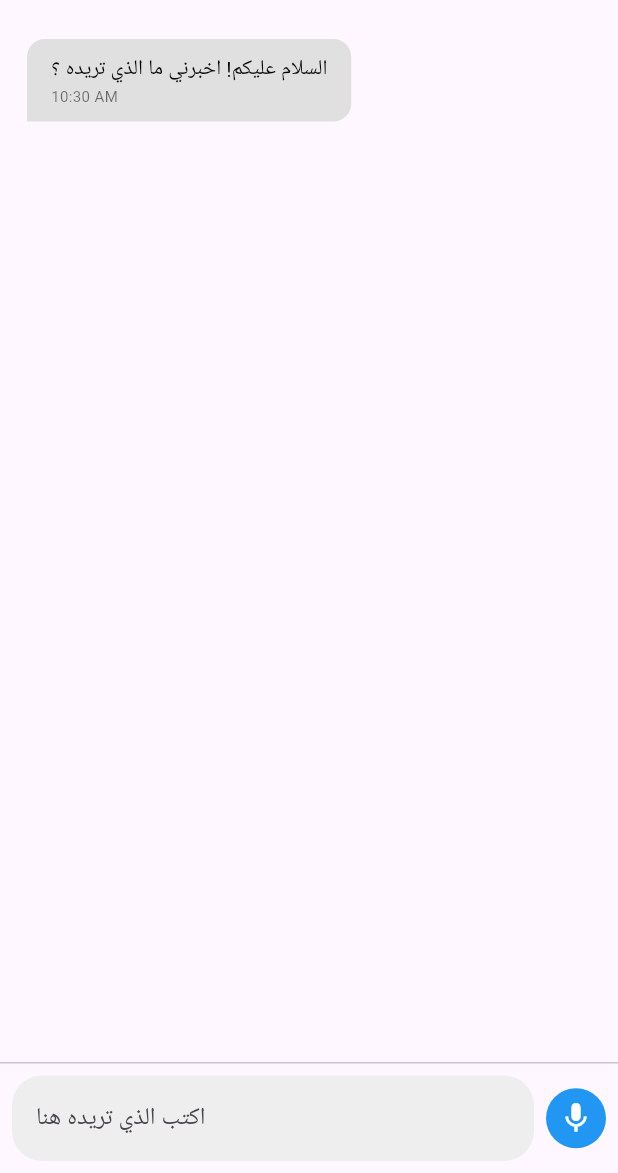
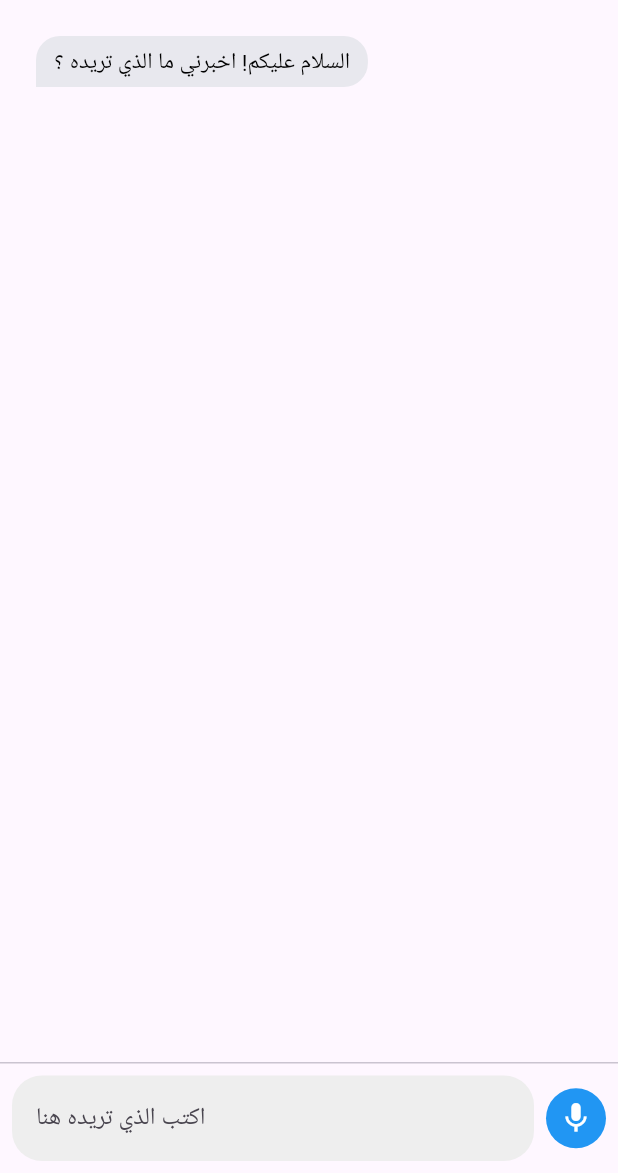
Before and after one commit to typ-AhmedSleem/chat_bot, a Flutter app: the screen it shows after launch, on a phone screen of 412 x 824 dp, the part 63-1236 px from its top. Run offline on Flutter 3.47's test engine with Material 3 defaults, Android fonts, the phone set to English and light mode, and no system bars; our stand-ins replace chat_bubbles, fluttertoast, plugin_platform_interface.

Commit message:
chat: used new chat bubble for displaying messages.

```diff
--- a/lib/chat/ui/chat_bubble.dart
+++ b/lib/chat/ui/chat_bubble.dart
@@ -1,67 +1,34 @@
+import 'package:chat_bubbles/chat_bubbles.dart';
 import 'package:flutter/material.dart';
 
 import '../models/message.dart';
 
 class ChatBubble extends StatelessWidget {
   late final Message msg;
+  late final bool _showTail;
 
-  ChatBubble({super.key, required String content, required bool isMe, required String timestamp}) {
+  ChatBubble({super.key, required String content, required bool isMe, required String timestamp, required bool showTail}) {
     msg = Message(content: content, isMe: isMe, timestamp: timestamp);
+    _showTail = showTail;
   }
 
-  static ChatBubble ofMessage({required Message msg}) {
-    return ChatBubble(content: msg.content, isMe: msg.isMe, timestamp: msg.timestamp);
-  }
-
-  static ChatBubble botBubble({required String content, required String timestamp}) {
-    return ChatBubble(content: content, isMe: false, timestamp: timestamp);
-  }
-
-  static ChatBubble userBubble({required String content, required String timestamp}) {
-    return ChatBubble(content: content, isMe: false, timestamp: timestamp);
+  static ChatBubble ofMessage({required Message msg, required bool showTail}) {
+    return ChatBubble(
+      content: msg.content,
+      isMe: msg.isMe,
+      timestamp: msg.timestamp,
+      showTail: showTail,
+    );
   }
 
   @override
   Widget build(BuildContext context) {
-    const radius = Radius.circular(12.0);
-    return Align(
-      alignment: msg.isMe ? Alignment.centerRight : Alignment.centerLeft,
-      child: Column(
-        crossAxisAlignment: msg.isMe ? CrossAxisAlignment.end : CrossAxisAlignment.start,
-        children: [
-          Container(
-            margin: const EdgeInsets.symmetric(vertical: 4.0, horizontal: 10.0),
-            padding: const EdgeInsets.symmetric(vertical: 10.0, horizontal: 16.0),
-            decoration: BoxDecoration(
-              color: msg.isMe ? Colors.blue : Colors.grey[300],
-              borderRadius: BorderRadius.only(
-                topLeft: radius,
-                topRight: radius,
-                bottomLeft: msg.isMe ? radius : const Radius.circular(0),
-                bottomRight: msg.isMe ? const Radius.circular(0) : radius,
-              ),
-            ),
-            child: Column(
-              crossAxisAlignment: msg.isMe ? CrossAxisAlignment.end : CrossAxisAlignment.start,
-              children: <Widget>[
-                Text(
-                  msg.content,
-                  style: TextStyle(
-                    color: msg.isMe ? Colors.white : Colors.black,
-                  ),
-                ),
-                Text(
-                  msg.timestamp,
-                  style: TextStyle(
-                    color: msg.isMe ? Colors.white70 : Colors.black54,
-                    fontSize: 10.0,
-                  ),
-                ),
-              ],
-            ),
-          ),
-        ],
-      ),
+    return BubbleSpecialThree(
+      text: msg.content,
+      color: msg.isMe ? Colors.blue : const Color(0xFFE8E8EE),
+      isSender: msg.isMe,
+      tail: _showTail,
+      textStyle: TextStyle(color: msg.isMe ? Colors.white : Colors.black, fontSize: 15.0),
     );
   }
 }
--- a/lib/chat/ui/chat_screen.dart
+++ b/lib/chat/ui/chat_screen.dart
@@ -1,4 +1,4 @@
-import 'package:chat_bot/actions/actions.dart' as actions;
+import 'package:chat_bot/actions/actions.dart' as bot_actions;
 import 'package:chat_bot/chat/utils/chatbot_state.dart';
 import 'package:chat_bot/chat_bot.dart';
 import 'package:chat_bot/chat_bot_errors.dart';
@@ -61,7 +61,13 @@ class _ChatScreenState extends State<ChatScreen> {
                 padding: const EdgeInsets.all(8.0),
                 itemCount: messages.length,
                 itemBuilder: (_, idx) {
-                  return ChatBubble.ofMessage(msg: messages[idx]);
+                  bool showTail = true;
+                  if (idx + 1 < messages.length) {
+                    final currMsg = messages[idx];
+                    final nextMsg = messages[idx + 1];
+                    showTail = currMsg.isMe != nextMsg.isMe;
+                  }
+                  return ChatBubble.ofMessage(msg: messages[idx], showTail: showTail);
                 }),
           ),
           const Divider(height: 1.0),
@@ -197,7 +203,7 @@ class _ChatScreenState extends State<ChatScreen> {
     }
   }
 
-  Future<actions.Action?> identifyAction(String content) async {
+  Future<bot_actions.Action?> identifyAction(String content) async {
     // * Show chat bot is thinking
     state = ChatBotState.thinking;
     await Future.delayed(const Duration(milliseconds: 250));
--- a/lib/chat/utils/chatbot_state.dart
+++ b/lib/chat/utils/chatbot_state.dart
@@ -1 +1 @@
-enum ChatBotState { idle, listening, thinking, readyToPerform, performingAction }
+enum ChatBotState { idle, listening, thinking, readyToPerform, performingAction, waitingForUserInput }
--- a/lib/helpers/texts.dart
+++ b/lib/helpers/texts.dart
@@ -4,6 +4,7 @@ class Texts {
   static const cantIdentifyAction = "عفواً لم اتمكن من فهم ما تقوله. حاول مره اخري";
   static const thinking = "يتم التفكير...";
   static const cancelled = "تم الغاء التنفيذ";
+  static const chatBotIsBusy = "البوت مشغول الان بتنفيذ الامر الحالي. انتظر حتي ينتهي او قم بالغاء المهمة الحاليه";
 
   // Errors
   static const errorNoSpeechWasRecognized = "قم بقول الذي تريده !";
```
